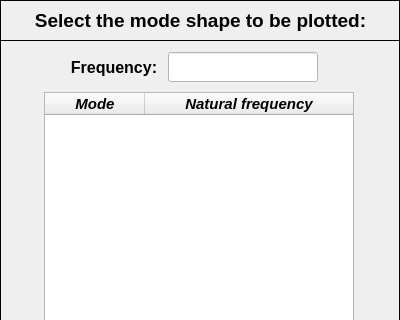
Qt form data/user_input/ui/Plots/Results/Structural/plotStructuralModeShapeInput.ui (open-pulse/OpenPulse) before a commit; both pictures show x 0 to 400 and y 0 to 320 of the 400 by 669 pixel window.
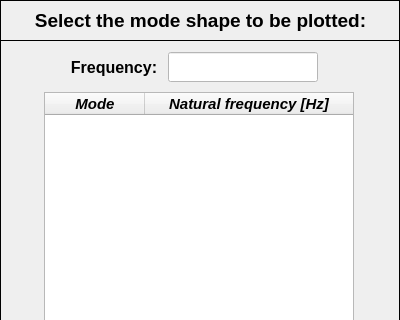
The same form after that commit. Icons and pictures are not drawn.

Diff of the .ui file:
```diff
--- a/data/user_input/ui/Plots/Results/Structural/plotStructuralModeShapeInput.ui
+++ b/data/user_input/ui/Plots/Results/Structural/plotStructuralModeShapeInput.ui
@@ -95,12 +95,15 @@
     <property name="font">
      <font>
       <family>Arial</family>
-      <pointsize>11</pointsize>
+      <pointsize>10</pointsize>
       <weight>75</weight>
       <italic>true</italic>
       <bold>true</bold>
      </font>
     </property>
+    <property name="alternatingRowColors">
+     <bool>true</bool>
+    </property>
     <column>
      <property name="text">
       <string>Mode</string>
@@ -120,7 +123,7 @@
     </column>
     <column>
      <property name="text">
-      <string notr="true">Natural frequency</string>
+      <string notr="true">Natural frequency [Hz]</string>
      </property>
      <property name="font">
       <font>
```
